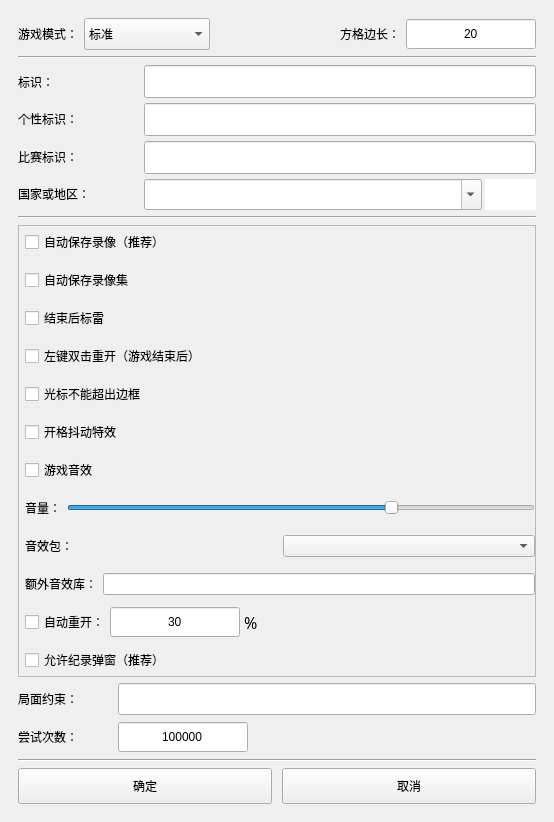
Before: the Qt Designer form uiFiles/ui_gs.ui in eee555/Metasweeper, drawn with Qt 5.
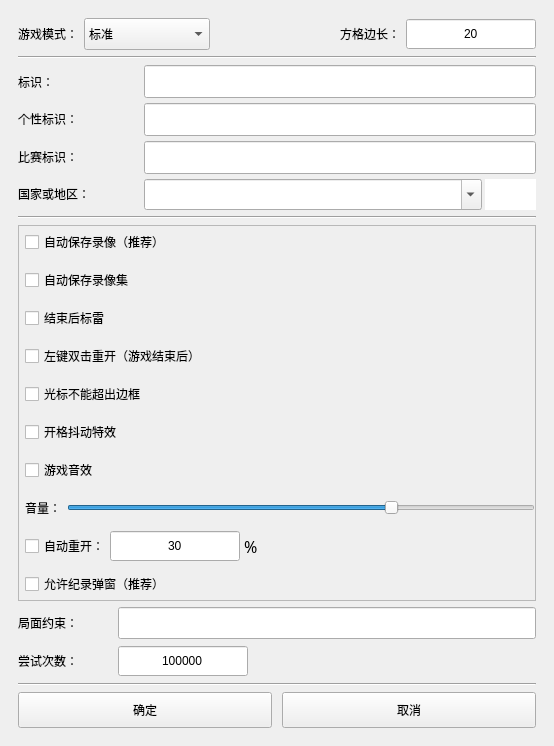
After: the same form once the commit is applied. Custom widgets are drawn as their Qt base class.

Commit message:
refactor(sound/skin): 重构音效与皮肤系统，音效包选择迁移至插件侧
- 新增 shared_types/sounds.py 统一事件枚举、优先级、资源包扫描与路径校验
- 接线 WIN/LOSE 结局音，修正 CHORD 误判与旗/开格判定不对称
- SoundManager 整数音量、补播超时、优先级限流、删除预留 API
- 外观命令移出作弊开关并增加主进程授权复查
- 修皮肤切换残留、zip 导入原子替换/资源根定位/保留名校验
- 收敛插件侧扫描与生命周期，补全 4 语言译文与端到端测试
- 主程序只保留默认音效 wav，音效包发现/选择/导入全部由插件负责

What changed in the file:
```diff
--- a/uiFiles/ui_gs.ui
+++ b/uiFiles/ui_gs.ui
@@ -897,84 +897,6 @@
            </layout>
           </widget>
          </item>
-         <item>
-          <widget class="QWidget" name="widget_sound_pack" native="true">
-           <property name="minimumSize">
-            <size>
-             <width>0</width>
-             <height>32</height>
-            </size>
-           </property>
-           <layout class="QHBoxLayout" name="horizontalLayout_sound_pack">
-            <property name="spacing">
-             <number>6</number>
-            </property>
-            <property name="leftMargin">
-             <number>0</number>
-            </property>
-            <property name="topMargin">
-             <number>0</number>
-            </property>
-            <property name="rightMargin">
-             <number>0</number>
-            </property>
-            <property name="bottomMargin">
-             <number>0</number>
-            </property>
-            <item>
-             <widget class="QLabel" name="label_sound_pack">
-              <property name="text">
-               <string>音效包：</string>
-              </property>
-             </widget>
-            </item>
-            <item>
-             <widget class="QComboBox" name="comboBox_sound_pack"/>
-            </item>
-           </layout>
-          </widget>
-         </item>
-         <item>
-          <widget class="QWidget" name="widget_sound_extra" native="true">
-           <property name="minimumSize">
-            <size>
-             <width>0</width>
-             <height>32</height>
-            </size>
-           </property>
-           <layout class="QHBoxLayout" name="horizontalLayout_sound_extra">
-            <property name="spacing">
-             <number>6</number>
-            </property>
-            <property name="leftMargin">
-             <number>0</number>
-            </property>
-            <property name="topMargin">
-             <number>0</number>
-            </property>
-            <property name="rightMargin">
-             <number>0</number>
-            </property>
-            <property name="bottomMargin">
-             <number>0</number>
-            </property>
-            <item>
-             <widget class="QLabel" name="label_sound_extra">
-              <property name="text">
-               <string>额外音效库：</string>
-              </property>
-             </widget>
-            </item>
-            <item>
-             <widget class="QLineEdit" name="lineEdit_sound_extra_dir">
-              <property name="toolTip">
-               <string>留空则使用 media/sounds；填写后与自带音效包合并</string>
-              </property>
-             </widget>
-            </item>
-           </layout>
-          </widget>
-         </item>
          <item>
           <widget class="QWidget" name="widget_4" native="true">
            <property name="minimumSize">
```
The commit also changes 37 other files.
